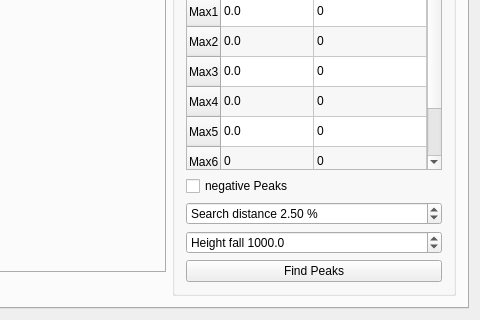
This is mbspex/gui/qt/apfel/ApfelWidget.ui in gsi-ee/drivers as Qt 5 draws it before an edit; both pictures show x 913 to 1393 and y 275 to 595 of the 1393 by 595 pixel window. The edited form follows.
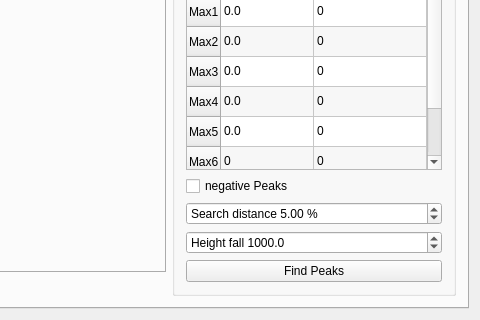
This is the edited form. The open tabs and pages were chosen to show the change. Custom widgets are drawn as their Qt base class.

Commit message: apfel gui: some changes regarding benchmark baselines/polarity for gain 1 inserted usleep between testpulse and mbs sample switch off interactive pulser automatically when starting benchmark

```diff
--- a/mbspex/gui/qt/apfel/ApfelWidget.ui
+++ b/mbspex/gui/qt/apfel/ApfelWidget.ui
@@ -7308,7 +7308,7 @@
              <double>0.500000000000000</double>
             </property>
             <property name="value">
-             <double>2.500000000000000</double>
+             <double>5.000000000000000</double>
             </property>
            </widget>
           </item>
```
The commit also changes 3 other files.
